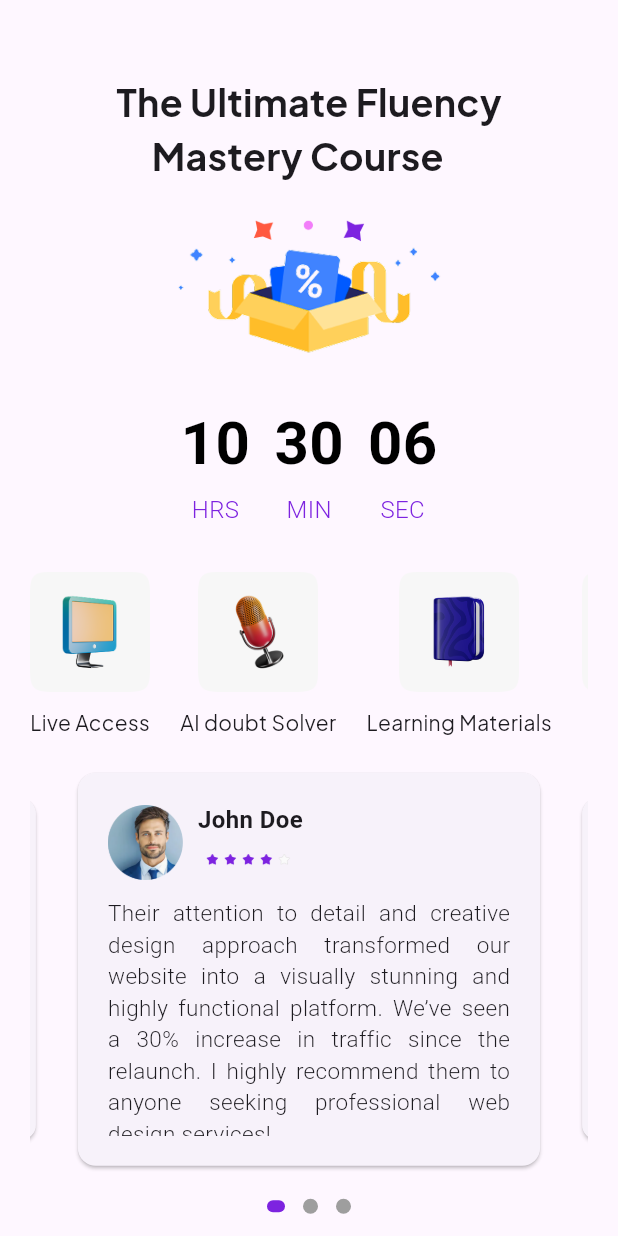
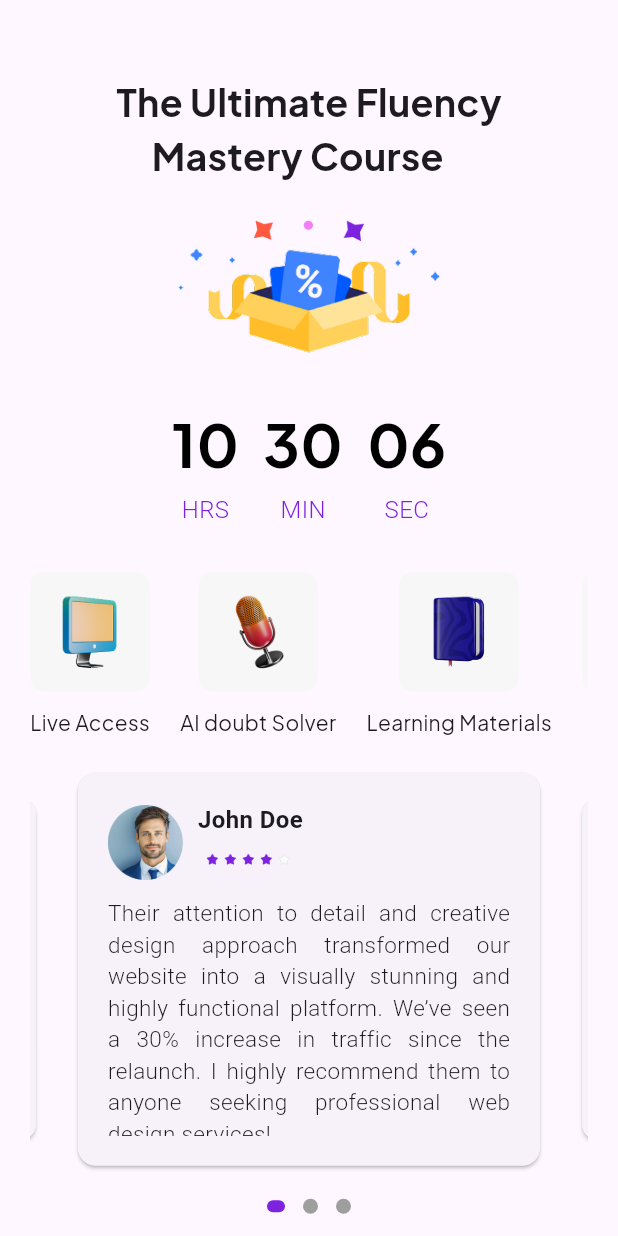
Before and after one commit to ABITH2KB/Ostello, a Flutter app: the screen it shows after launch, on a phone screen of 412 x 824 dp. Run offline on Flutter 3.47's test engine with Material 3 defaults, Android fonts, the phone set to English and light mode, and no system bars; drawn by our look-alikes of carousel_slider, dots_indicator; our stand-ins replace flutter_riverpod.

Commit message:
Update timer_widget.dart

```diff
--- a/lib/timer/timer_widget.dart
+++ b/lib/timer/timer_widget.dart
@@ -21,6 +21,7 @@ class TimeBlock extends StatelessWidget {
             fontSize: 40,
             fontWeight: FontWeight.bold,
             color: Colors.black,
+            fontFamily: 'Schyler',
           ),
         ),
         const SizedBox(height: 4),
```
